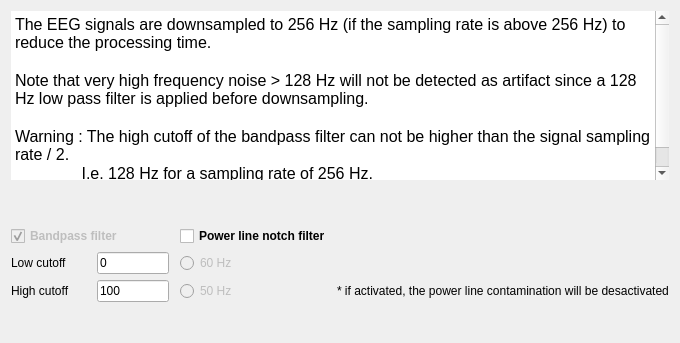
The window that tools/CEAMSTools/DetectArtifacts/FilterSignalsStep/Ui_FilterSignalsStep.ui (SnoozToolbox/snooz-package-ceams) describes before a commit, drawn with Qt 5.
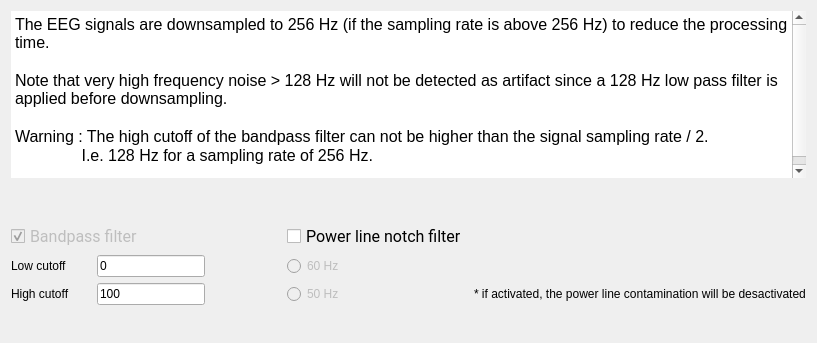
The same window after the commit.

Commit message: Unusuall Hlines and Vlines of the frameShape is removed from the tools and modules

```diff
--- a/tools/CEAMSTools/DetectArtifacts/FilterSignalsStep/Ui_FilterSignalsStep.ui
+++ b/tools/CEAMSTools/DetectArtifacts/FilterSignalsStep/Ui_FilterSignalsStep.ui
@@ -8,7 +8,7 @@
    <rect>
     <x>0</x>
     <y>0</y>
-    <width>680</width>
+    <width>817</width>
     <height>343</height>
    </rect>
   </property>
@@ -24,7 +24,7 @@
      <item>
       <widget class="QTextBrowser" name="textBrowser">
        <property name="frameShape">
-        <enum>QFrame::HLine</enum>
+        <enum>QFrame::Shape::NoFrame</enum>
        </property>
        <property name="frameShadow">
         <enum>QFrame::Plain</enum>
@@ -33,17 +33,20 @@
         <number>0</number>
        </property>
        <property name="html">
-        <string>&lt;!DOCTYPE HTML PUBLIC "-//W3C//DTD HTML 4.0//EN" "http://www.w3.org/TR/REC-html40/strict.dtd"&gt;
-&lt;html&gt;&lt;head&gt;&lt;meta name="qrichtext" content="1" /&gt;&lt;style type="text/css"&gt;
+        <string>&lt;!DOCTYPE HTML PUBLIC &quot;-//W3C//DTD HTML 4.0//EN&quot; &quot;http://www.w3.org/TR/REC-html40/strict.dtd&quot;&gt;
+&lt;html&gt;&lt;head&gt;&lt;meta name=&quot;qrichtext&quot; content=&quot;1&quot; /&gt;&lt;meta charset=&quot;utf-8&quot; /&gt;&lt;style type=&quot;text/css&quot;&gt;
 p, li { white-space: pre-wrap; }
-&lt;/style&gt;&lt;/head&gt;&lt;body style=" font-family:'Roboto'; font-size:12pt; font-weight:400; font-style:normal;"&gt;
-&lt;p style=" margin-top:0px; margin-bottom:0px; margin-left:0px; margin-right:0px; -qt-block-indent:0; text-indent:0px;"&gt;&lt;span style=" font-size:12pt"&gt;The EEG signals are downsampled to 256 Hz (if the sampling rate is above 256 Hz) to reduce the processing time.&lt;/span&gt;&lt;/p&gt;
-&lt;p style="-qt-paragraph-type:empty; margin-top:0px; margin-bottom:0px; margin-left:0px; margin-right:0px; -qt-block-indent:0; text-indent:0px; font-size:12pt"&gt;&lt;br /&gt;&lt;/p&gt;
-&lt;p style=" margin-top:0px; margin-bottom:0px; margin-left:0px; margin-right:0px; -qt-block-indent:0; text-indent:0px;"&gt;&lt;span style=" font-size:12pt"&gt;Note that very high frequency noise &amp;gt; 128 Hz will not be detected as artifact since a 128 Hz low pass filter is applied before downsampling.&lt;/span&gt;&lt;/p&gt;
-&lt;p style="-qt-paragraph-type:empty; margin-top:0px; margin-bottom:0px; margin-left:0px; margin-right:0px; -qt-block-indent:0; text-indent:0px; font-size:12pt"&gt;&lt;br /&gt;&lt;/p&gt;
-&lt;p style=" margin-top:0px; margin-bottom:0px; margin-left:0px; margin-right:0px; -qt-block-indent:0; text-indent:0px;"&gt;&lt;span style=" font-size:12pt text-decoration: underline;"&gt;Warning&lt;/span&gt;&lt;span style=" font-size:12pt"&gt; : The high cutoff of the bandpass filter can not be higher than the signal sampling rate / 2.  &lt;/span&gt;&lt;/p&gt;
-&lt;p style=" margin-top:0px; margin-bottom:0px; margin-left:0px; margin-right:0px; -qt-block-indent:0; text-indent:0px;"&gt;&lt;span style=" font-size:12pt"&gt;               I.e. 128 Hz for a sampling rate of 256 Hz.&lt;/span&gt;&lt;/p&gt;
-&lt;p style="-qt-paragraph-type:empty; margin-top:0px; margin-bottom:0px; margin-left:0px; margin-right:0px; -qt-block-indent:0; text-indent:0px; font-size:12pt"&gt;&lt;br /&gt;&lt;/p&gt;&lt;/body&gt;&lt;/html&gt;</string>
+hr { height: 1px; border-width: 0; }
+li.unchecked::marker { content: &quot;\2610&quot;; }
+li.checked::marker { content: &quot;\2612&quot;; }
+&lt;/style&gt;&lt;/head&gt;&lt;body style=&quot; font-family:'Roboto'; font-size:12pt; font-weight:400; font-style:normal;&quot;&gt;
+&lt;p style=&quot; margin-top:0px; margin-bottom:0px; margin-left:0px; margin-right:0px; -qt-block-indent:0; text-indent:0px;&quot;&gt;The EEG signals are downsampled to 256 Hz (if the sampling rate is above 256 Hz) to reduce the processing time.&lt;/p&gt;
+&lt;p style=&quot;-qt-paragraph-type:empty; margin-top:0px; margin-bottom:0px; margin-left:0px; margin-right:0px; -qt-block-indent:0; text-indent:0px;&quot;&gt;&lt;br /&gt;&lt;/p&gt;
+&lt;p style=&quot; margin-top:0px; margin-bottom:0px; margin-left:0px; margin-right:0px; -qt-block-indent:0; text-indent:0px;&quot;&gt;Note that very high frequency noise &amp;gt; 128 Hz will not be detected as artifact since a 128 Hz low pass filter is applied before downsampling.&lt;/p&gt;
+&lt;p style=&quot;-qt-paragraph-type:empty; margin-top:0px; margin-bottom:0px; margin-left:0px; margin-right:0px; -qt-block-indent:0; text-indent:0px;&quot;&gt;&lt;br /&gt;&lt;/p&gt;
+&lt;p style=&quot; margin-top:0px; margin-bottom:0px; margin-left:0px; margin-right:0px; -qt-block-indent:0; text-indent:0px;&quot;&gt;Warning : The high cutoff of the bandpass filter can not be higher than the signal sampling rate / 2.  &lt;/p&gt;
+&lt;p style=&quot; margin-top:0px; margin-bottom:0px; margin-left:0px; margin-right:0px; -qt-block-indent:0; text-indent:0px;&quot;&gt;               I.e. 128 Hz for a sampling rate of 256 Hz.&lt;/p&gt;
+&lt;p style=&quot;-qt-paragraph-type:empty; margin-top:0px; margin-bottom:0px; margin-left:0px; margin-right:0px; -qt-block-indent:0; text-indent:0px;&quot;&gt;&lt;br /&gt;&lt;/p&gt;&lt;/body&gt;&lt;/html&gt;</string>
        </property>
       </widget>
      </item>
@@ -69,8 +72,10 @@
         <widget class="QCheckBox" name="notch_checkBox">
          <property name="font">
           <font>
-           <weight>75</weight>
-           <bold>true</bold>
+           <family>Roboto</family>
+           <pointsize>12</pointsize>
+           <italic>false</italic>
+           <bold>false</bold>
           </font>
          </property>
          <property name="text">
@@ -150,8 +155,10 @@
          </property>
          <property name="font">
           <font>
-           <weight>75</weight>
-           <bold>true</bold>
+           <family>Roboto</family>
+           <pointsize>12</pointsize>
+           <italic>false</italic>
+           <bold>false</bold>
           </font>
          </property>
          <property name="text">
```
Left out of the diff: 25 changed lines with no effect on the pictures. The commit also changes 48 other files.
